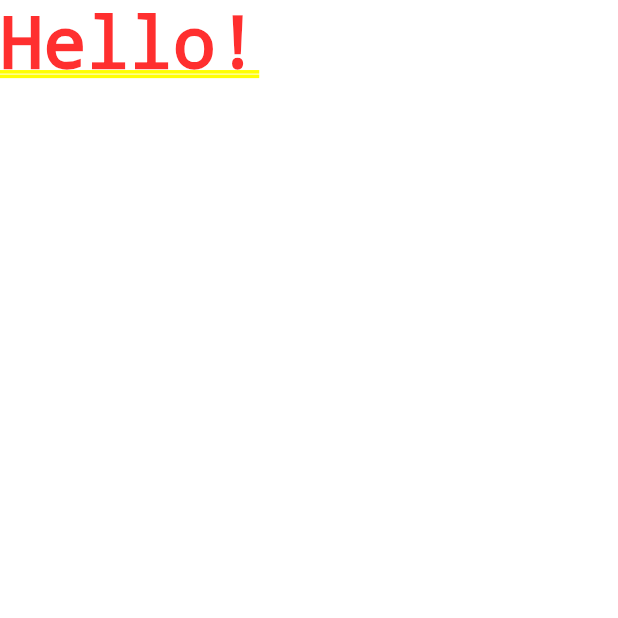
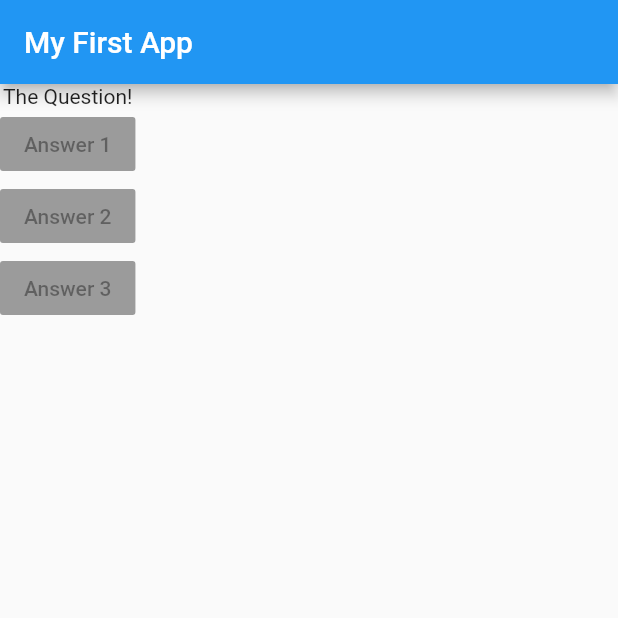
Before and after one commit to killianjackson/flutter_complete_guide, a Flutter app: the screen it shows after launch, on a phone screen of 412 x 824 dp, the top half of it. Run offline on Flutter 3.47's test engine with Material 2 defaults, Android fonts, the phone set to English and light mode, and no system bars.

Commit message:
Added Column widget and 4 children consisting of text and three raised button widgets. Section 2, Video 29

```diff
--- a/lib/main.dart
+++ b/lib/main.dart
@@ -9,6 +9,34 @@ void main() => runApp(MyApp());
 class MyApp extends StatelessWidget {
   @override
   Widget build(BuildContext context) {
-    return MaterialApp(home: Text('Hello!'),);
+    var questions = [
+      'What\'s your favorite color?',
+      'What\'s your favorite animal?'
+    ];
+
+    return MaterialApp(
+      home: Scaffold(
+        appBar: AppBar(
+          title: Text('My First App'),
+        ),
+        body: Column(
+          children: [
+            Text('The Question!'),
+            RaisedButton(
+              child: Text('Answer 1'),
+              onPressed: null,
+            ),
+            RaisedButton(
+              child: Text('Answer 2'),
+              onPressed: null,
+            ),
+            RaisedButton(
+              child: Text('Answer 3'),
+              onPressed: null,
+            ),
+          ],
+        ),
+      ),
+    );
   }
 }
```
